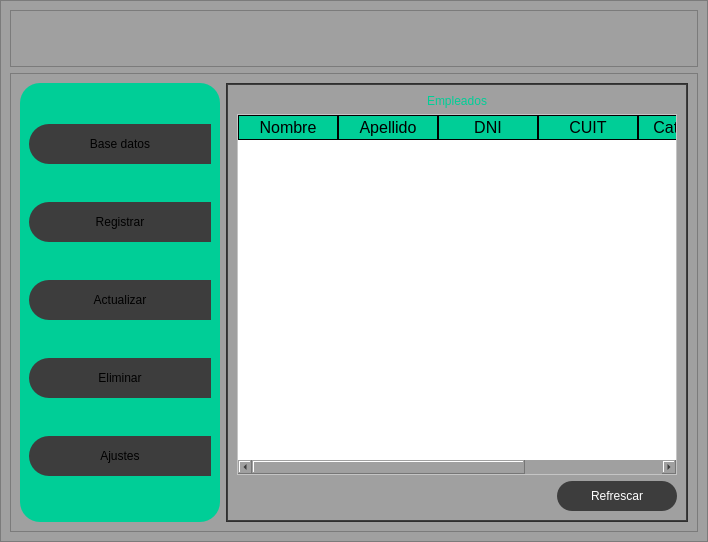
Above: cliente/registroPersona/diseñoResitroPersona.ui from CodeSystem2022/Proyecto-Integrador-Python-TEAM-FORTRAN-2023 before the change. Below: the same form after it.
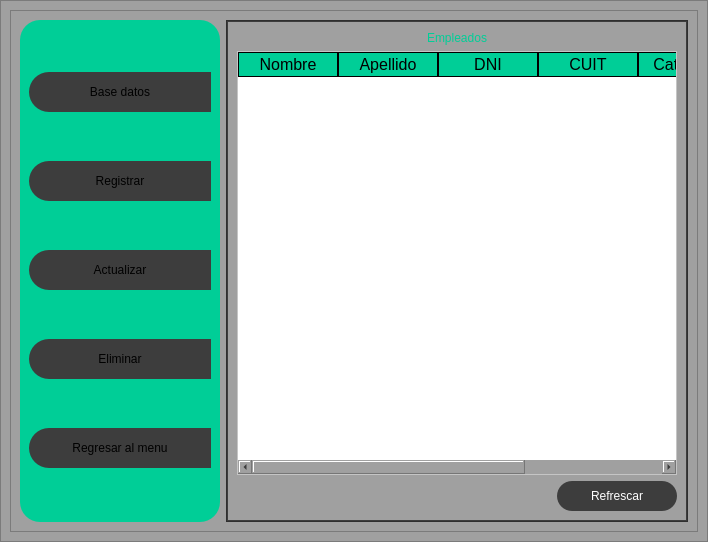
That is the form after the change. Icons and pictures are not drawn.

Diff of the .ui file:
```diff
--- a/cliente/registroPersona/diseñoResitroPersona.ui
+++ b/cliente/registroPersona/diseñoResitroPersona.ui
@@ -41,169 +41,7 @@
       <property name="frameShadow">
        <enum>QFrame::Raised</enum>
       </property>
-      <layout class="QVBoxLayout" name="verticalLayout_2" stretch="1,8">
-       <item>
-        <widget class="QFrame" name="frame_superior">
-         <property name="minimumSize">
-          <size>
-           <width>0</width>
-           <height>42</height>
-          </size>
-         </property>
-         <property name="styleSheet">
-          <string notr="true">QFrame{
-backgroud-color: rgb(0, 0, 0);
-}
-
-QPushButton{
-backgroud-color: #000000ff;
-border-radius: 20px;
-}
-
-QPushButton:hover{
-backgroud-color: rgb(61, 61, 61);
-border-radius: 20px;
-}
-</string>
-         </property>
-         <property name="frameShape">
-          <enum>QFrame::StyledPanel</enum>
-         </property>
-         <property name="frameShadow">
-          <enum>QFrame::Raised</enum>
-         </property>
-         <layout class="QHBoxLayout" name="horizontalLayout_10">
-          <item>
-           <widget class="QPushButton" name="bt_menu">
-            <property name="minimumSize">
-             <size>
-              <width>40</width>
-              <height>40</height>
-             </size>
-            </property>
-            <property name="text">
-             <string/>
-            </property>
-            <property name="icon">
-             <iconset>
-              <normaloff>../../img/imgRegistroPersona/menu.png</normaloff>../../img/imgRegistroPersona/menu.png</iconset>
-            </property>
-            <property name="iconSize">
-             <size>
-              <width>20</width>
-              <height>20</height>
-             </size>
-            </property>
-           </widget>
-          </item>
-          <item>
-           <spacer name="horizontalSpacer_7">
-            <property name="orientation">
-             <enum>Qt::Horizontal</enum>
-            </property>
-            <property name="sizeHint" stdset="0">
-             <size>
-              <width>40</width>
-              <height>20</height>
-             </size>
-            </property>
-           </spacer>
-          </item>
-          <item>
-           <widget class="QPushButton" name="bt_bajar">
-            <property name="minimumSize">
-             <size>
-              <width>40</width>
-              <height>40</height>
-             </size>
-            </property>
-            <property name="text">
-             <string/>
-            </property>
-            <property name="icon">
-             <iconset>
-              <normaloff>../../img/imgRegistroPersona/minimizar-signo.png</normaloff>../../img/imgRegistroPersona/minimizar-signo.png</iconset>
-            </property>
-            <property name="iconSize">
-             <size>
-              <width>20</width>
-              <height>20</height>
-             </size>
-            </property>
-           </widget>
-          </item>
-          <item>
-           <widget class="QPushButton" name="bt_minimizar">
-            <property name="minimumSize">
-             <size>
-              <width>40</width>
-              <height>40</height>
-             </size>
-            </property>
-            <property name="text">
-             <string/>
-            </property>
-            <property name="icon">
-             <iconset>
-              <normaloff>../../img/imgRegistroPersona/minimizar.png</normaloff>../../img/imgRegistroPersona/minimizar.png</iconset>
-            </property>
-            <property name="iconSize">
-             <size>
-              <width>20</width>
-              <height>20</height>
-             </size>
-            </property>
-           </widget>
-          </item>
-          <item>
-           <widget class="QPushButton" name="bt_maximizar">
-            <property name="minimumSize">
-             <size>
-              <width>40</width>
-              <height>40</height>
-             </size>
-            </property>
-            <property name="text">
-             <string/>
-            </property>
-            <property name="icon">
-             <iconset>
-              <normaloff>../../img/imgRegistroPersona/maximizar.png</normaloff>../../img/imgRegistroPersona/maximizar.png</iconset>
-            </property>
-            <property name="iconSize">
-             <size>
-              <width>20</width>
-              <height>20</height>
-             </size>
-            </property>
-           </widget>
-          </item>
-          <item>
-           <widget class="QPushButton" name="bt_cerrar">
-            <property name="minimumSize">
-             <size>
-              <width>40</width>
-              <height>40</height>
-             </size>
-            </property>
-            <property name="text">
-             <string/>
-            </property>
-            <property name="icon">
-             <iconset>
-              <normaloff>../../img/imgRegistroPersona/cerrar.png</normaloff>../../img/imgRegistroPersona/cerrar.png</iconset>
-            </property>
-            <property name="iconSize">
-             <size>
-              <width>20</width>
-              <height>20</height>
-             </size>
-            </property>
-           </widget>
-          </item>
-         </layout>
-        </widget>
-       </item>
+      <layout class="QVBoxLayout" name="verticalLayout_2" stretch="8">
        <item>
         <widget class="QFrame" name="frame_contenido">
          <property name="frameShape">
@@ -358,7 +196,7 @@
                 </size>
                </property>
                <property name="text">
-                <string>Ajustes</string>
+                <string>  Regresar al menu  </string>
                </property>
                <property name="icon">
                 <iconset>
```
Left out of the diff: 4 changed lines with no effect on the pictures.
